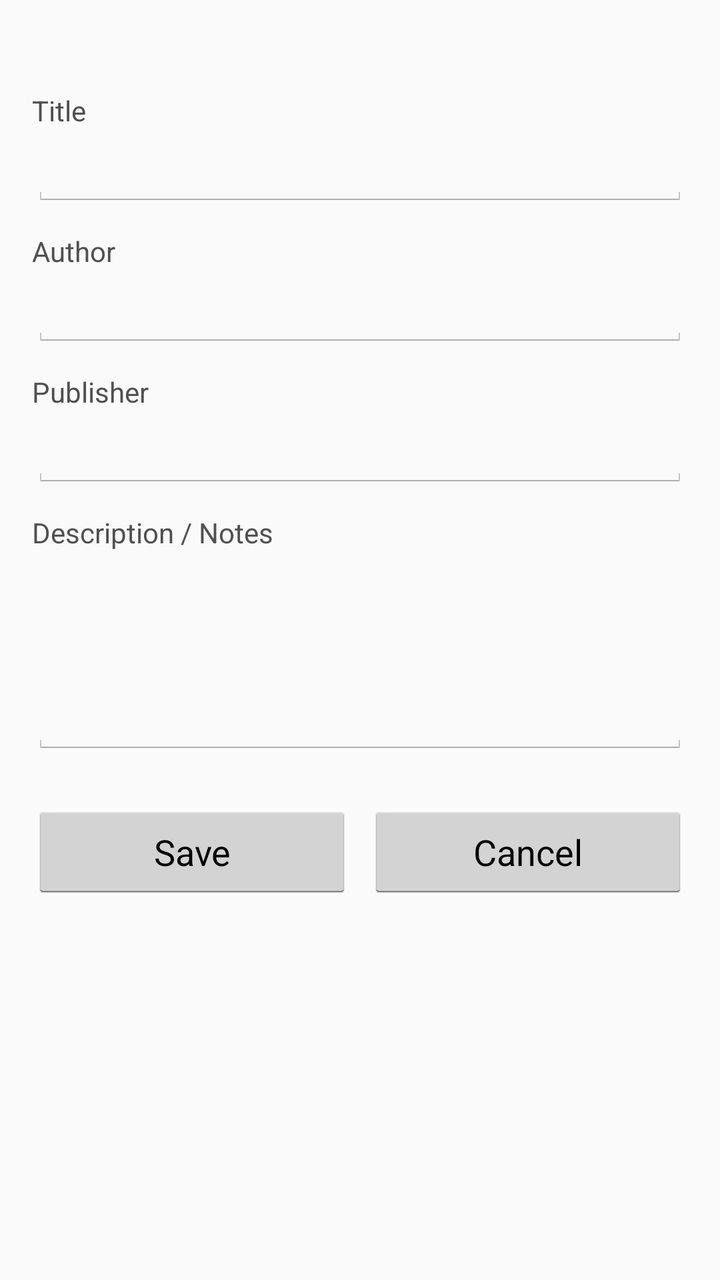
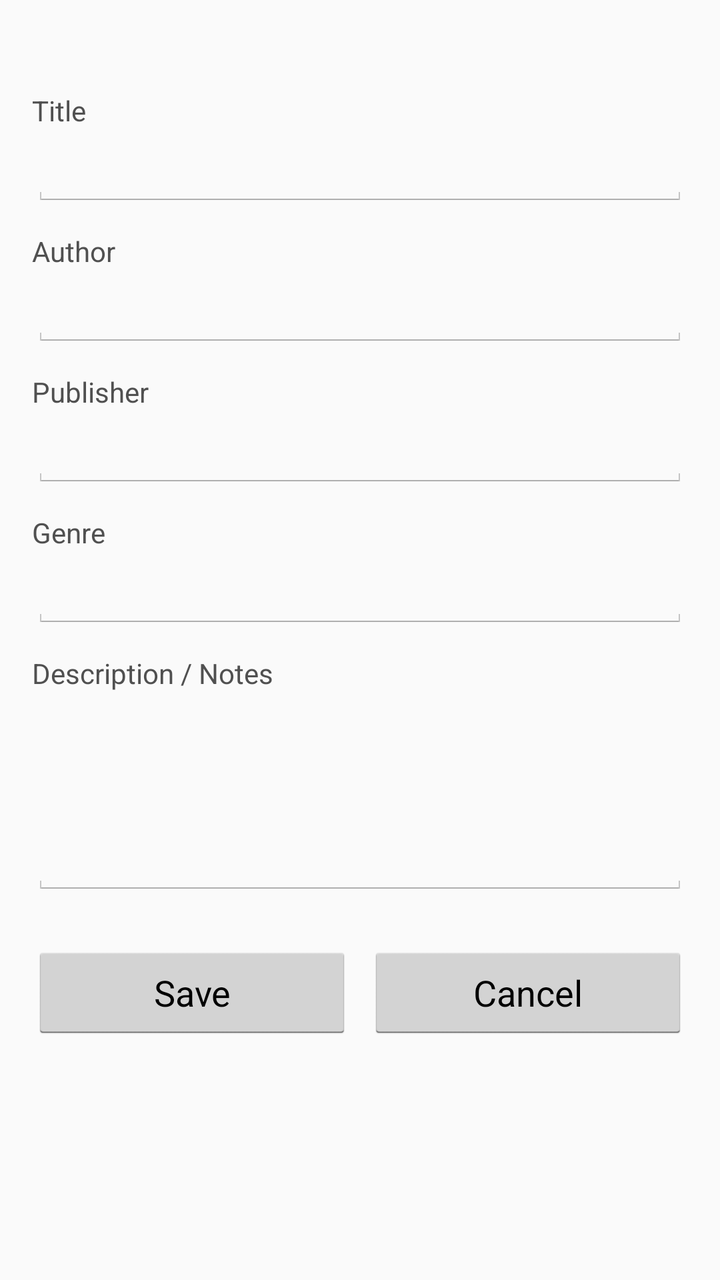

Screens rendered from an Android XML layout before and after an edit, with the pre-edit source and the edit as a unified diff.
<!-- AndroidManifest.xml: application theme AppTheme -->
<!-- res/layout/activity_edit_meta.xml -->
<?xml version="1.0" encoding="utf-8"?>
<ScrollView xmlns:android="http://schemas.android.com/apk/res/android"
    android:layout_width="match_parent"
    android:layout_height="match_parent">

    <LinearLayout
        android:layout_width="match_parent"
        android:layout_height="wrap_content"
        android:orientation="vertical"
        android:padding="16dp">

        <TextView
            android:id="@+id/edit_format_hint"
            android:layout_width="match_parent"
            android:layout_height="wrap_content"
            android:textSize="13sp"
            android:textColor="#707070"
            android:layout_marginBottom="12dp" />

        <TextView
            android:layout_width="wrap_content"
            android:layout_height="wrap_content"
            android:text="Title"
            android:textSize="14sp"
            android:textColor="#505050" />
        <EditText
            android:id="@+id/edit_title"
            android:layout_width="match_parent"
            android:layout_height="wrap_content"
            android:inputType="text" />

        <TextView
            android:layout_width="wrap_content"
            android:layout_height="wrap_content"
            android:text="Author"
            android:textSize="14sp"
            android:textColor="#505050"
            android:layout_marginTop="12dp" />
        <EditText
            android:id="@+id/edit_author"
            android:layout_width="match_parent"
            android:layout_height="wrap_content"
            android:inputType="text" />

        <TextView
            android:layout_width="wrap_content"
            android:layout_height="wrap_content"
            android:text="Publisher"
            android:textSize="14sp"
            android:textColor="#505050"
            android:layout_marginTop="12dp" />
        <EditText
            android:id="@+id/edit_publisher"
            android:layout_width="match_parent"
            android:layout_height="wrap_content"
            android:inputType="text" />

        <TextView
            android:layout_width="wrap_content"
            android:layout_height="wrap_content"
            android:text="Description / Notes"
            android:textSize="14sp"
            android:textColor="#505050"
            android:layout_marginTop="12dp" />
        <EditText
            android:id="@+id/edit_description"
            android:layout_width="match_parent"
            android:layout_height="wrap_content"
            android:minLines="4"
            android:gravity="top"
            android:inputType="textMultiLine" />

        <LinearLayout
            android:layout_width="match_parent"
            android:layout_height="wrap_content"
            android:orientation="horizontal"
            android:layout_marginTop="24dp">

            <Button
                android:id="@+id/btn_save"
                android:layout_width="0dp"
                android:layout_height="wrap_content"
                android:layout_weight="1"
                android:text="@string/save" />

            <Button
                android:id="@+id/btn_cancel"
                android:layout_width="0dp"
                android:layout_height="wrap_content"
                android:layout_weight="1"
                android:text="@string/cancel"
                android:layout_marginLeft="8dp"
                android:layout_marginStart="8dp" />
        </LinearLayout>
    </LinearLayout>
</ScrollView>
<!-- resources referenced by this layout -->
<resources>
  <string name="cancel">Cancel</string>
  <string name="save">Save</string>
  <style name="AppTheme" parent="android:Theme.Holo.Light">
          <item name="android:windowBackground">@color/windowBackground</item>
      </style>
  <color name="windowBackground">#FAFAFA</color>
</resources>

<!-- the commit's change to res/layout/activity_edit_meta.xml (unified diff, before → after) -->
@@ -58,6 +58,19 @@
         <TextView
             android:layout_width="wrap_content"
             android:layout_height="wrap_content"
+            android:text="Genre"
+            android:textSize="14sp"
+            android:textColor="#505050"
+            android:layout_marginTop="12dp" />
+        <EditText
+            android:id="@+id/edit_genre"
+            android:layout_width="match_parent"
+            android:layout_height="wrap_content"
+            android:inputType="text" />
+
+        <TextView
+            android:layout_width="wrap_content"
+            android:layout_height="wrap_content"
             android:text="Description / Notes"
             android:textSize="14sp"
             android:textColor="#505050"
